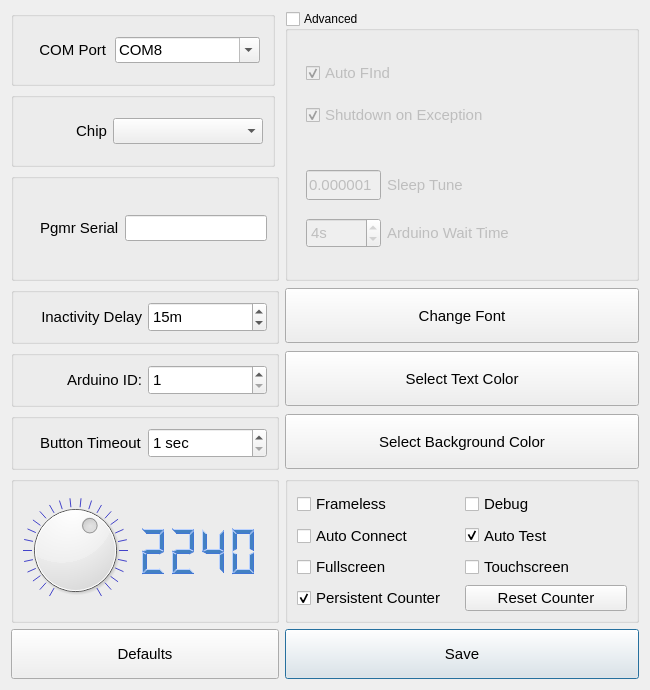
Qt form QtDesigner/Settings.ui (dhahaj/EAX-Python-Interface) before a commit.
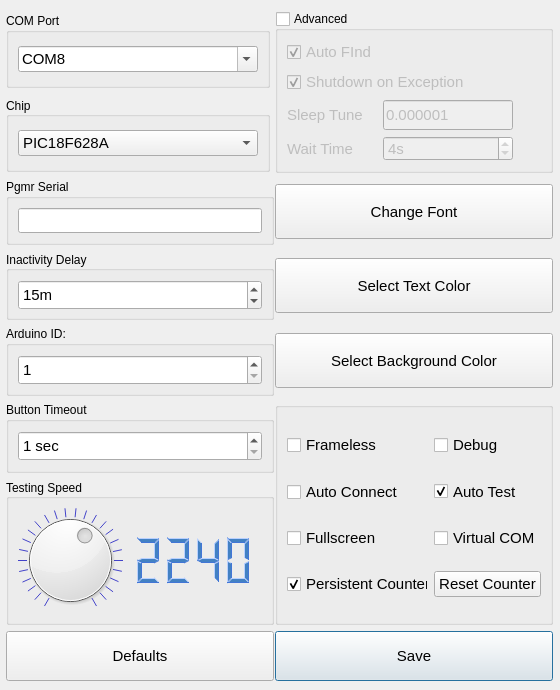
The same form after that commit. Icons and pictures are not drawn.

Commit message: Refactor code structure for improved readability and maintainability

What changed in the file:
```diff
--- a/QtDesigner/Settings.ui
+++ b/QtDesigner/Settings.ui
@@ -6,7 +6,7 @@
    <rect>
     <x>0</x>
     <y>0</y>
-    <width>650</width>
+    <width>560</width>
     <height>690</height>
    </rect>
   </property>
@@ -18,13 +18,13 @@
   </property>
   <property name="minimumSize">
    <size>
-    <width>650</width>
+    <width>560</width>
     <height>690</height>
    </size>
   </property>
   <property name="maximumSize">
    <size>
-    <width>650</width>
+    <width>560</width>
     <height>690</height>
    </size>
   </property>
@@ -73,47 +73,89 @@
     <normaloff>:/resources/icons/images/icons/settings3.png</normaloff>:/resources/icons/images/icons/settings3.png</iconset>
   </property>
   <layout class="QGridLayout" name="gridLayout_2">
-   <item row="7" column="1">
-    <widget class="QPushButton" name="pushButton_save">
+   <property name="leftMargin">
+    <number>5</number>
+   </property>
+   <property name="rightMargin">
+    <number>5</number>
+   </property>
+   <property name="bottomMargin">
+    <number>9</number>
+   </property>
+   <property name="horizontalSpacing">
+    <number>0</number>
+   </property>
+   <item row="3" column="0">
+    <widget class="QGroupBox" name="groupBox_7">
+     <property name="minimumSize">
+      <size>
+       <width>220</width>
+       <height>57</height>
+      </size>
+     </property>
+     <property name="toolTip">
+      <string>In minutes. (Turning on Auto Login disables this)</string>
+     </property>
+     <property name="title">
+      <string>Inactivity Delay</string>
+     </property>
+     <property name="alignment">
+      <set>Qt::AlignmentFlag::AlignLeading|Qt::AlignmentFlag::AlignLeft|Qt::AlignmentFlag::AlignVCenter</set>
+     </property>
+     <layout class="QGridLayout" name="gridLayout_4">
+      <item row="0" column="0">
+       <widget class="QSpinBox" name="spinBox_autologoff_delay">
+        <property name="minimumSize">
+         <size>
+          <width>50</width>
+          <height>30</height>
+         </size>
+        </property>
+        <property name="maximumSize">
+         <size>
+          <width>16777215</width>
+          <height>16777215</height>
+         </size>
+        </property>
+        <property name="font">
+         <font>
+          <pointsize>11</pointsize>
+         </font>
+        </property>
+        <property name="toolTip">
+         <string>In minutes. (Turning on Auto Login disables this)</string>
+        </property>
+        <property name="specialValueText">
+         <string/>
+        </property>
+        <property name="showGroupSeparator" stdset="0">
+         <bool>false</bool>
+        </property>
+        <property name="suffix">
+         <string>m</string>
+        </property>
+        <property name="minimum">
+         <number>1</number>
+        </property>
+        <property name="value">
+         <number>15</number>
+        </property>
+       </widget>
+      </item>
+     </layout>
+    </widget>
+   </item>
+   <item row="4" column="1">
+    <widget class="QPushButton" name="pushButton_background_color">
      <property name="sizePolicy">
-      <sizepolicy hsizetype="Preferred" vsizetype="Fixed">
+      <sizepolicy hsizetype="Fixed" vsizetype="Fixed">
        <horstretch>0</horstretch>
        <verstretch>0</verstretch>
       </sizepolicy>
      </property>
      <property name="minimumSize">
       <size>
-       <width>150</width>
-       <height>50</height>
-      </size>
-     </property>
-     <property name="font">
-      <font>
-       <pointsize>11</pointsize>
-      </font>
-     </property>
-     <property name="toolTip">
-      <string>Save and close this window.</string>
-     </property>
-     <property name="text">
-      <string>Save</string>
-     </property>
-     <property name="shortcut">
-      <string>Ctrl+S</string>
-     </property>
-     <property name="autoDefault">
-      <bool>true</bool>
-     </property>
-     <property name="default">
-      <bool>true</bool>
-     </property>
-    </widget>
-   </item>
-   <item row="3" column="1">
-    <widget class="QPushButton" name="pushButton_change_font">
-     <property name="minimumSize">
-      <size>
-       <width>263</width>
+       <width>278</width>
        <height>55</height>
       </size>
      </property>
@@ -187,14 +229,14 @@
       </font>
      </property>
      <property name="toolTip">
-      <string>Change the font.</string>
+      <string>Change the background color.</string>
      </property>
      <property name="text">
-      <string>Change Font</string>
+      <string>Select Background Color</string>
      </property>
     </widget>
    </item>
-   <item row="6" column="1">
+   <item row="5" column="1" rowspan="2" alignment="Qt::AlignmentFlag::AlignLeft">
     <widget class="QGroupBox" name="groupBox_5">
      <property name="sizePolicy">
       <sizepolicy hsizetype="Preferred" vsizetype="Preferred">
@@ -208,6 +250,12 @@
        <height>74</height>
       </size>
      </property>
+     <property name="maximumSize">
+      <size>
+       <width>278</width>
+       <height>16777215</height>
+      </size>
+     </property>
      <property name="layoutDirection">
       <enum>Qt::LayoutDirection::LeftToRight</enum>
      </property>
@@ -218,7 +266,7 @@
       <string/>
      </property>
      <property name="flat">
-      <bool>false</bool>
+      <bool>true</bool>
      </property>
      <property name="checkable">
       <bool>false</bool>
@@ -267,7 +315,7 @@
        </widget>
       </item>
       <item row="2" column="1">
-       <widget class="QCheckBox" name="checkBox_touchscreen">
+       <widget class="QCheckBox" name="checkBoxVirtualCom">
         <property name="font">
          <font>
           <pointsize>11</pointsize>
@@ -277,7 +325,7 @@
          <string>Touch the screen to start a test.</string>
         </property>
         <property name="text">
-         <string>Touchscreen</string>
+         <string>Virtual COM</string>
         </property>
        </widget>
       </item>
@@ -380,8 +428,8 @@
      </layout>
     </widget>
    </item>
-   <item row="1" column="0">
-    <widget class="QGroupBox" name="groupBox_3">
+   <item row="0" column="0">
+    <widget class="QGroupBox" name="groupBox">
      <property name="sizePolicy">
       <sizepolicy hsizetype="Fixed" vsizetype="Fixed">
        <horstretch>0</horstretch>
@@ -401,41 +449,23 @@
       </size>
      </property>
      <property name="toolTip">
-      <string>Select the correct chip for the batch</string>
+      <string>The USB Serial Port. It should auto populate when opening this window</string>
      </property>
      <property name="title">
-      <string/>
+      <string>COM Port</string>
      </property>
-     <property name="alignment">
-      <set>Qt::AlignmentFlag::AlignLeading|Qt::AlignmentFlag::AlignLeft|Qt::AlignmentFlag::AlignVCenter</set>
-     </property>
-     <layout class="QHBoxLayout" name="horizontalLayout_3">
-      <item alignment="Qt::AlignmentFlag::AlignRight">
-       <widget class="QLabel" name="label_chip">
-        <property name="font">
-         <font>
-          <pointsize>11</pointsize>
-         </font>
-        </property>
-        <property name="toolTip">
-         <string>Select the correct chip for the batch</string>
-        </property>
-        <property name="text">
-         <string>Chip</string>
-        </property>
-        <property name="alignment">
-         <set>Qt::AlignmentFlag::AlignCenter</set>
-        </property>
-        <property name="buddy">
-         <cstring>comboBox_chip</cstring>
-        </property>
-       </widget>
-      </item>
+     <layout class="QHBoxLayout" name="horizontalLayout">
       <item>
-       <widget class="QComboBox" name="comboBox_chip">
+       <widget class="QComboBox" name="comboBox_com_port">
+        <property name="sizePolicy">
+         <sizepolicy hsizetype="Preferred" vsizetype="Fixed">
+          <horstretch>0</horstretch>
+          <verstretch>0</verstretch>
+         </sizepolicy>
+        </property>
         <property name="minimumSize">
          <size>
-          <width>150</width>
+          <width>145</width>
           <height>0</height>
          </size>
         </property>
@@ -445,20 +475,14 @@
          </font>
         </property>
         <property name="toolTip">
-         <string>Select the correct chip for the batch</string>
+         <string>The USB Serial Port. It should auto populate when opening this window</string>
         </property>
         <property name="editable">
-         <bool>false</bool>
-        </property>
-        <property name="currentText">
-         <string extracomment="PIC16F628A"/>
-        </property>
-        <property name="currentIndex">
-         <number>-1</number>
-        </property>
-        <property name="frame">
          <bool>true</bool>
         </property>
+        <property name="currentText">
+         <string>COM8</string>
+        </property>
        </widget>
       </item>
      </layout>
@@ -488,28 +512,10 @@
       <string>The serial # of the programmer (find it using up.exe)</string>
      </property>
      <property name="title">
-      <string/>
+      <string>Pgmr Serial</string>
      </property>
      <layout class="QGridLayout" name="gridLayout_5">
-      <item row="0" column="0" alignment="Qt::AlignmentFlag::AlignRight">
-       <widget class="QLabel" name="label_serial">
-        <property name="font">
-         <font>
-          <pointsize>11</pointsize>
-         </font>
-        </property>
-        <property name="toolTip">
-         <string>The serial # of the programmer (find it using up.exe)</string>
-        </property>
-        <property name="text">
-         <string>Pgmr Serial</string>
-        </property>
-        <property name="buddy">
-         <cstring>lineEdit_serial</cstring>
-        </property>
-       </widget>
-      </item>
-      <item row="0" column="1">
+      <item row="0" column="0">
        <widget class="QLineEdit" name="lineEdit_serial">
         <property name="sizePolicy">
          <sizepolicy hsizetype="Minimum" vsizetype="Fixed">
@@ -569,95 +575,482 @@
      </property>
     </widget>
    </item>
-   <item row="3" column="0">
-    <widget class="QGroupBox" name="groupBox_7">
-     <property name="minimumSize">
-      <size>
-       <width>220</width>
-       <height>57</height>
-      </size>
-     </property>
-     <property name="toolTip">
-      <string>In minutes. (Turning on Auto Login disables this)</string>
-     </property>
+   <item row="5" column="0">
+    <widget class="QGroupBox" name="groupBox_8">
      <property name="title">
-      <string/>
+      <string>Button Timeout</string>
      </property>
-     <property name="alignment">
-      <set>Qt::AlignmentFlag::AlignLeading|Qt::AlignmentFlag::AlignLeft|Qt::AlignmentFlag::AlignVCenter</set>
-     </property>
-     <layout class="QGridLayout" name="gridLayout_4">
-      <item row="0" column="0">
-       <widget class="QLabel" name="label_4">
-        <property name="font">
-         <font>
-          <pointsize>11</pointsize>
-         </font>
-        </property>
-        <property name="toolTip">
-         <string>In minutes. (Turning on Auto Login disables this)</string>
-        </property>
-        <property name="text">
-         <string>Inactivity Delay</string>
-        </property>
-        <property name="alignment">
-         <set>Qt::AlignmentFlag::AlignRight|Qt::AlignmentFlag::AlignTrailing|Qt::AlignmentFlag::AlignVCenter</set>
-        </property>
-        <property name="margin">
-         <number>4</number>
-        </property>
-        <property name="buddy">
-         <cstring>spinBox_autologoff_delay</cstring>
-        </property>
-       </widget>
-      </item>
-      <item row="0" column="1">
-       <widget class="QSpinBox" name="spinBox_autologoff_delay">
+     <layout class="QHBoxLayout" name="horizontalLayout_4">
+      <item>
+       <widget class="QSpinBox" name="buttonTimeoutSpinBox">
         <property name="minimumSize">
          <size>
-          <width>50</width>
+          <width>60</width>
           <height>30</height>
          </size>
         </property>
-        <property name="maximumSize">
-         <size>
-          <width>16777215</width>
-          <height>16777215</height>
-         </size>
-        </property>
         <property name="font">
          <font>
           <pointsize>11</pointsize>
          </font>
         </property>
-        <property name="toolTip">
-         <string>In minutes. (Turning on Auto Login disables this)</string>
+        <property name="suffix">
+         <string> sec</string>
         </property>
-        <property name="specialValueText">
+        <property name="prefix">
          <string/>
         </property>
-        <property name="showGroupSeparator" stdset="0">
+        <property name="minimum">
+         <number>1</number>
+        </property>
+       </widget>
+      </item>
+     </layout>
+    </widget>
+   </item>
+   <item row="4" column="0">
+    <widget class="QGroupBox" name="groupBox_4">
+     <property name="minimumSize">
+      <size>
+       <width>0</width>
+       <height>45</height>
+      </size>
+     </property>
+     <property name="toolTip">
+      <string>Allows multiple fixtures to connect to one computer</string>
+     </property>
+     <property name="title">
+      <string>Arduino ID:</string>
+     </property>
+     <layout class="QHBoxLayout" name="horizontalLayout_2">
+      <item>
+       <widget class="QSpinBox" name="spinBox_arduino_id">
+        <property name="minimumSize">
+         <size>
+          <width>60</width>
+          <height>30</height>
+         </size>
+        </property>
+        <property name="maximumSize">
+         <size>
+          <width>16777215</width>
+          <height>16777215</height>
+         </size>
+        </property>
+        <property name="font">
+         <font>
+          <pointsize>11</pointsize>
+         </font>
+        </property>
+        <property name="focusPolicy">
+         <enum>Qt::FocusPolicy::ClickFocus</enum>
+        </property>
+        <property name="toolTip">
+         <string>Allows multiple fixtures to connect to one computer</string>
+        </property>
+        <property name="minimum">
+         <number>1</number>
+        </property>
+       </widget>
+      </item>
+     </layout>
+    </widget>
+   </item>
+   <item row="2" column="1">
+    <widget class="QPushButton" name="pushButton_change_font">
+     <property name="sizePolicy">
+      <sizepolicy hsizetype="Fixed" vsizetype="Fixed">
+       <horstretch>0</horstretch>
+       <verstretch>0</verstretch>
+      </sizepolicy>
+     </property>
+     <property name="minimumSize">
+      <size>
+       <width>278</width>
+       <height>55</height>
+      </size>
+     </property>
+     <property name="palette">
+      <palette>
+       <active>
+        <colorrole role="ToolTipBase">
+         <brush brushstyle="SolidPattern">
+          <color alpha="255">
+           <red>85</red>
+           <green>85</green>
+           <blue>255</blue>
+          </color>
+         </brush>
+        </colorrole>
+        <colorrole role="ToolTipText">
+         <brush brushstyle="SolidPattern">
+          <color alpha="255">
+           <red>255</red>
+           <green>255</green>
+           <blue>127</blue>
+          </color>
+         </brush>
+        </colorrole>
+       </active>
+       <inactive>
+        <colorrole role="ToolTipBase">
+         <brush brushstyle="SolidPattern">
+          <color alpha="255">
+           <red>85</red>
+           <green>85</green>
+           <blue>255</blue>
+          </color>
+         </brush>
+        </colorrole>
+        <colorrole role="ToolTipText">
+         <brush brushstyle="SolidPattern">
+          <color alpha="255">
+           <red>255</red>
+           <green>255</green>
+           <blue>127</blue>
+          </color>
+         </brush>
+        </colorrole>
+       </inactive>
+       <disabled>
+        <colorrole role="ToolTipBase">
+         <brush brushstyle="SolidPattern">
+          <color alpha="255">
+           <red>85</red>
+           <green>85</green>
+           <blue>255</blue>
+          </color>
+         </brush>
+        </colorrole>
+        <colorrole role="ToolTipText">
+         <brush brushstyle="SolidPattern">
+          <color alpha="255">
+           <red>255</red>
+           <green>255</green>
+           <blue>127</blue>
+          </color>
+         </brush>
+        </colorrole>
+       </disabled>
+      </palette>
+     </property>
+     <property name="font">
+      <font>
+       <pointsize>11</pointsize>
+      </font>
+     </property>
+     <property name="toolTip">
+      <string>Change the font.</string>
+     </property>
+     <property name="text">
+      <string>Change Font</string>
+     </property>
+    </widget>
+   </item>
+   <item row="0" column="1" rowspan="2">
+    <widget class="QGroupBox" name="groupBox_6">
+     <property name="minimumSize">
+      <size>
+       <width>250</width>
+       <height>0</height>
+      </size>
+     </property>
+     <property name="maximumSize">
+      <size>
+       <width>278</width>
+       <height>275</height>
+      </size>
+     </property>
+     <property name="toolTip">
+      <string>Advanced Settings. Should normally not need to adjust these.</string>
+     </property>
+     <property name="title">
+      <string>Advanced</string>
+     </property>
+     <property name="flat">
+      <bool>false</bool>
+     </property>
+     <property name="checkable">
+      <bool>true</bool>
+     </property>
+     <property name="checked">
+      <bool>false</bool>
+     </property>
+     <layout class="QFormLayout" name="formLayout">
+      <item row="0" column="0">
+       <widget class="QCheckBox" name="checkBox_auto_find">
+        <property name="font">
+         <font>
+          <pointsize>11</pointsize>
+         </font>
+        </property>
+        <property name="focusPolicy">
+         <enum>Qt::FocusPolicy::NoFocus</enum>
+        </property>
+        <property name="toolTip">
+         <string>Automatically connect using the Arduino ID instead of the specified COM port.</string>
+        </property>
+        <property name="text">
+         <string>Auto FInd</string>
+        </property>
+        <property name="checked">
+         <bool>true</bool>
+        </property>
+       </widget>
+      </item>
+      <item row="1" column="0" colspan="2">
+       <widget class="QCheckBox" name="checkBox_shutdown_on_exception">
+        <property name="font">
+         <font>
+          <pointsize>11</pointsize>
+         </font>
+        </property>
+        <property name="focusPolicy">
+         <enum>Qt::FocusPolicy::NoFocus</enum>
+        </property>
+        <property name="toolTip">
+         <string>Shutdown the Arduino upon encountering an exception.</string>
+        </property>
+        <property name="text">
+         <string>Shutdown on Exception</string>
+        </property>
+        <property name="checked">
+         <bool>true</bool>
+        </property>
+       </widget>
+      </item>
+      <item row="2" column="0">
+       <widget class="QLabel" name="label_6">
+        <property name="sizePolicy">
+         <sizepolicy hsizetype="Fixed" vsizetype="Preferred">
+          <horstretch>0</horstretch>
+          <verstretch>0</verstretch>
+         </sizepolicy>
+        </property>
+        <property name="font">
+         <font>
+          <pointsize>11</pointsize>
+         </font>
+        </property>
+        <property name="toolTip">
+         <string>Fine adjust the sleep tuning parameter.</string>
+        </property>
+        <property name="text">
+         <string>Sleep Tune</string>
+        </property>
+        <property name="margin">
+         <number>5</number>
+        </property>
+        <property name="buddy">
+         <cstring>spinBox_wait_time</cstring>
+        </property>
+       </widget>
+      </item>
+      <item row="2" column="1">
+       <widget class="QLineEdit" name="lineEdit_serial_sleep_tune">
+        <property name="sizePolicy">
+         <sizepolicy hsizetype="Fixed" vsizetype="Fixed">
+          <horstretch>0</horstretch>
+          <verstretch>0</verstretch>
+         </sizepolicy>
+        </property>
+        <property name="minimumSize">
+         <size>
+          <width>0</width>
+          <height>30</height>
+         </size>
+        </property>
+        <property name="maximumSize">
+         <size>
+          <width>130</width>
+          <height>16777215</height>
+         </size>
+        </property>
+        <property name="font">
+         <font>
+          <pointsize>11</pointsize>
+         </font>
+        </property>
+        <property name="toolTip">
+         <string>Fine adjust the sleep tuning parameter.</string>
+        </property>
+        <property name="text">
+         <string>0.000001</string>
+        </property>
+       </widget>
+      </item>
+      <item row="3" column="0">
+       <widget class="QLabel" name="label_5">
+        <property name="sizePolicy">
+         <sizepolicy hsizetype="Fixed" vsizetype="Preferred">
+          <horstretch>0</horstretch>
+          <verstretch>0</verstretch>
+         </sizepolicy>
+        </property>
+        <property name="font">
+         <font>
+          <pointsize>11</pointsize>
+         </font>
+        </property>
+        <property name="toolTip">
+         <string>This is the delay to allow the Arduino to reset itself upon connection</string>
+        </property>
+        <property name="text">
+         <string>Wait Time</string>
+        </property>
+        <property name="scaledContents">
          <bool>false</bool>
         </property>
+        <property name="margin">
+         <number>5</number>
+        </property>
+        <property name="buddy">
+         <cstring>spinBox_wait_time</cstring>
+        </property>
+       </widget>
+      </item>
+      <item row="3" column="1">
+       <widget class="QSpinBox" name="spinBox_wait_time">
+        <property name="sizePolicy">
+         <sizepolicy hsizetype="Fixed" vsizetype="Minimum">
+          <horstretch>0</horstretch>
+          <verstretch>0</verstretch>
+         </sizepolicy>
+        </property>
+        <property name="minimumSize">
+         <size>
+          <width>34</width>
+          <height>25</height>
+         </size>
+        </property>
+        <property name="maximumSize">
+         <size>
+          <width>130</width>
+          <height>30</height>
+         </size>
+        </property>
+        <property name="font">
+         <font>
+          <pointsize>11</pointsize>
+         </font>
+        </property>
+        <property name="focusPolicy">
+         <enum>Qt::FocusPolicy::ClickFocus</enum>
+        </property>
+        <property name="toolTip">
+         <string>This is the delay to allow the Arduino to reset itself upon connection.</string>
+        </property>
         <property name="suffix">
-         <string>m</string>
+         <string>s</string>
         </property>
         <property name="minimum">
          <number>1</number>
         </property>
-        <property name="value">
+        <property name="maximum">
          <number>15</number>
         </property>
+        <property name="value">
+         <number>4</number>
+        </property>
        </widget>
       </item>
      </layout>
     </widget>
    </item>
-   <item row="5" column="1">
-    <widget class="QPushButton" name="pushButton_background_color">
+   <item row="1" column="0">
+    <widget class="QGroupBox" name="groupBox_3">
+     <property name="sizePolicy">
+      <sizepolicy hsizetype="Fixed" vsizetype="Fixed">
+       <horstretch>0</horstretch>
+       <verstretch>0</verstretch>
+      </sizepolicy>
+     </property>
      <property name="minimumSize">
       <size>
-       <width>263</width>
+       <width>264</width>
+       <height>75</height>
+      </size>
+     </property>
+     <property name="maximumSize">
+      <size>
+       <width>16777215</width>
+       <height>16777215</height>
+      </size>
+     </property>
+     <property name="toolTip">
+      <string>Select the correct chip for the batch</string>
+     </property>
+     <property name="title">
+      <string>Chip</string>
+     </property>
+     <property name="alignment">
+      <set>Qt::AlignmentFlag::AlignLeading|Qt::AlignmentFlag::AlignLeft|Qt::AlignmentFlag::AlignVCenter</set>
+     </property>
+     <layout class="QHBoxLayout" name="horizontalLayout_3">
+      <item>
+       <widget class="QComboBox" name="comboBox_chip">
+        <property name="minimumSize">
+         <size>
+          <width>150</width>
+          <height>0</height>
+         </size>
+        </property>
+        <property name="font">
+         <font>
+          <pointsize>11</pointsize>
+         </font>
+        </property>
+        <property name="toolTip">
+         <string>Select the correct chip for the batch</string>
+        </property>
+        <property name="editable">
+         <bool>false</bool>
+        </property>
+        <property name="currentText">
+         <string extracomment="PIC16F628A">PIC18F628A</string>
+        </property>
+        <property name="currentIndex">
+         <number>0</number>
+        </property>
+        <property name="frame">
+         <bool>true</bool>
+        </property>
+        <item>
+         <property name="text">
+          <string>PIC18F628A</string>
+         </property>
+        </item>
+        <item>
+         <property name="text">
+          <string>PIC18F628</string>
+         </property>
+        </item>
+        <item>
+         <property name="text">
+          <string>PIC16F627A</string>
+         </property>
+        </item>
+        <item>
+         <property name="text">
+          <string>PIC16F627</string>
+         </property>
+        </item>
+       </widget>
+      </item>
+     </layout>
+    </widget>
+   </item>
+   <item row="3" column="1">
+    <widget class="QPushButton" name="pushButton_foreground_color">
+     <property name="sizePolicy">
+      <sizepolicy hsizetype="Fixed" vsizetype="Fixed">
+       <horstretch>0</horstretch>
+       <verstretch>0</verstretch>
+      </sizepolicy>
+     </property>
+     <property name="minimumSize">
+      <size>
+       <width>278</width>
        <height>55</height>
       </size>
      </property>
@@ -731,10 +1124,10 @@
       </font>
      </property>
      <property name="toolTip">
-      <string>Change the background color.</string>
+      <string>Change the text color.</string>
      </property>
      <property name="text">
-      <string>Select Background Color</string>
+      <string>Select Text Color</string>
      </property>
     </widget>
    </item>
@@ -744,13 +1137,13 @@
       <string>Shows the current testing speed in ms.</string>
      </property>
      <property name="title">
-      <string/>
+      <string>Testing Speed</string>
      </property>
      <property name="alignment">
-      <set>Qt::AlignmentFlag::AlignRight|Qt::AlignmentFlag::AlignTrailing|Qt::AlignmentFlag::AlignVCenter</set>
+      <set>Qt::AlignmentFlag::AlignLeading|Qt::AlignmentFlag::AlignLeft|Qt::AlignmentFlag::AlignVCenter</set>
      </property>
      <property name="flat">
-      <bool>false</bool>
+      <bool>true</bool>
      </property>
      <property name="checkable">
       <bool>false</bool>
@@ -1368,529 +1761,40 @@
      </layout>
     </widget>
    </item>
-   <item row="4" column="0">
-    <widget class="QGroupBox" name="groupBox_4">
-     <property name="minimumSize">
-      <size>
-       <width>0</width>
-       <height>45</height>
-      </size>
+   <item row="7" column="1">
+    <widget class="QPushButton" name="pushButton_save">
+     <property name="sizePolicy">
+      <sizepolicy hsizetype="Preferred" vsizetype="Fixed">
+       <horstretch>0</horstretch>
+       <verstretch>0</verstretch>
+      </sizepolicy>
      </property>
-     <property name="toolTip">
-      <string>Allows multiple fixtures to connect to one computer</string>
-     </property>
-     <property name="title">
-      <string/>
-     </property>
-     <layout class="QHBoxLayout" name="horizontalLayout_2">
-      <item>
-       <widget class="QLabel" name="label_2">
-        <property name="font">
-         <font>
-          <pointsize>11</pointsize>
-         </font>
-        </property>
-        <property name="toolTip">
-         <string>Allows multiple fixtures to connect to one computer</string>
-        </property>
-        <property name="text">
-         <string>Arduino ID:</string>
-        </property>
-        <property name="alignment">
-         <set>Qt::AlignmentFlag::AlignRight|Qt::AlignmentFlag::AlignTrailing|Qt::AlignmentFlag::AlignVCenter</set>
-        </property>
-        <property name="margin">
-         <number>5</number>
-        </property>
-        <property name="buddy">
-         <cstring>spinBox_arduino_id</cstring>
-        </property>
-       </widget>
-      </item>
-      <item>
-       <widget class="QSpinBox" name="spinBox_arduino_id">
-        <property name="minimumSize">
-         <size>
-          <width>60</width>
-          <height>30</height>
-         </size>
-        </property>
-        <property name="maximumSize">
-         <size>
-          <width>16777215</width>
-          <height>16777215</height>
-         </size>
-        </property>
-        <property name="font">
-         <font>
-          <pointsize>11</pointsize>
-         </font>
-        </property>
-        <property name="focusPolicy">
-         <enum>Qt::FocusPolicy::ClickFocus</enum>
-        </property>
-        <property name="toolTip">
-         <string>Allows multiple fixtures to connect to one computer</string>
-        </property>
-        <property name="minimum">
-         <number>1</number>
-        </property>
-       </widget>
-      </item>
-     </layout>
-    </widget>
-   </item>
-   <item row="4" column="1">
-    <widget class="QPushButton" name="pushButton_foreground_color">
      <property name="minimumSize">
       <size>
-       <width>263</width>
-       <height>55</height>
+       <width>150</width>
+       <height>50</height>
       </size>
      </property>
-     <property name="palette">
-      <palette>
-       <active>
-        <colorrole role="ToolTipBase">
-         <brush brushstyle="SolidPattern">
-          <color alpha="255">
-           <red>85</red>
-           <green>85</green>
-           <blue>255</blue>
-          </color>
-         </brush>
-        </colorrole>
-        <colorrole role="ToolTipText">
-         <brush brushstyle="SolidPattern">
-          <color alpha="255">
-           <red>255</red>
-           <green>255</green>
-           <blue>127</blue>
-          </color>
-         </brush>
-        </colorrole>
-       </active>
-       <inactive>
-        <colorrole role="ToolTipBase">
-         <brush brushstyle="SolidPattern">
-          <color alpha="255">
-           <red>85</red>
-           <green>85</green>
-           <blue>255</blue>
-          </color>
-         </brush>
-        </colorrole>
-        <colorrole role="ToolTipText">
-         <brush brushstyle="SolidPattern">
-          <color alpha="255">
-           <red>255</red>
-           <green>255</green>
-           <blue>127</blue>
-          </color>
-         </brush>
-        </colorrole>
-       </inactive>
-       <disabled>
-        <colorrole role="ToolTipBase">
-         <brush brushstyle="SolidPattern">
-          <color alpha="255">
-           <red>85</red>
-           <green>85</green>
-           <blue>255</blue>
-          </color>
-         </brush>
-        </colorrole>
-        <colorrole role="ToolTipText">
-         <brush brushstyle="SolidPattern">
-          <color alpha="255">
-           <red>255</red>
-           <green>255</green>
-           <blue>127</blue>
-          </color>
-         </brush>
-        </colorrole>
-       </disabled>
-      </palette>
-     </property>
      <property name="font">
       <font>
        <pointsize>11</pointsize>
       </font>
      </property>
      <property name="toolTip">
-      <string>Change the text color.</string>
+      <string>Save and close this window.</string>
      </property>
      <property name="text">
-      <string>Select Text Color</string>
+      <string>Save</string>
      </property>
-    </widget>
-   </item>
-   <item row="0" column="0">
-    <widget class="QGroupBox" name="groupBox">
-     <property name="sizePolicy">
-      <sizepolicy hsizetype="Fixed" vsizetype="Fixed">
-       <horstretch>0</horstretch>
-       <verstretch>0</verstretch>
-      </sizepolicy>
+     <property name="shortcut">
+      <string>Ctrl+S</string>
      </property>
-     <property name="minimumSize">
-      <size>
-       <width>264</width>
-       <height>75</height>
-      </size>
+     <property name="autoDefault">
+      <bool>true</bool>
      </property>
-     <property name="maximumSize">
-      <size>
-       <width>16777215</width>
-       <height>16777215</height>
-      </size>
-     </property>
-     <property name="toolTip">
-      <string>The USB Serial Port. It should auto populate when opening this window</string>
-     </property>
-     <property name="title">
-      <string/>
-     </property>
-     <layout class="QHBoxLayout" name="horizontalLayout">
-      <item>
-       <widget class="QLabel" name="label_port">
-        <property name="maximumSize">
-         <size>
-          <width>80</width>
-          <height>16777215</height>
-         </size>
-        </property>
-        <property name="font">
-         <font>
-          <pointsize>11</pointsize>
-         </font>
-        </property>
-        <property name="toolTip">
-         <string>The USB Serial Port. It should auto populate when opening this window</string>
-        </property>
-        <property name="text">
-         <string>COM Port</string>
-        </property>
-        <property name="alignment">
-         <set>Qt::AlignmentFlag::AlignRight|Qt::AlignmentFlag::AlignTrailing|Qt::AlignmentFlag::AlignVCenter</set>
-        </property>
-        <property name="buddy">
-         <cstring>comboBox_com_port</cstring>
-        </property>
-       </widget>
-      </item>
-      <item>
-       <widget class="QComboBox" name="comboBox_com_port">
-        <property name="sizePolicy">
-         <sizepolicy hsizetype="Fixed" vsizetype="Fixed">
-          <horstretch>0</horstretch>
-          <verstretch>0</verstretch>
-         </sizepolicy>
-        </property>
-        <property name="minimumSize">
-         <size>
-          <width>145</width>
-          <height>0</height>
-         </size>
-        </property>
-        <property name="font">
-         <font>
-          <pointsize>11</pointsize>
-         </font>
-        </property>
-        <property name="toolTip">
-         <string>The USB Serial Port. It should auto populate when opening this window</string>
-        </property>
-        <property name="editable">
-         <bool>true</bool>
-        </property>
-        <property name="currentText">
-         <string>COM8</string>
-        </property>
-       </widget>
-      </item>
-     </layout>
-    </widget>
-   </item>
-   <item row="0" column="1" rowspan="3">
-    <widget class="QGroupBox" name="groupBox_6">
-     <property name="maximumSize">
-      <size>
-       <width>16777215</width>
-       <height>275</height>
-      </size>
-     </property>
-     <property name="toolTip">
-      <string>Advanced Settings. Should normally not need to adjust these.</string>
-     </property>
-     <property name="title">
-      <string>Advanced</string>
-     </property>
-     <property name="flat">
-      <bool>false</bool>
-     </property>
-     <property name="checkable">
+     <property name="default">
       <bool>true</bool>
      </property>
-     <property name="checked">
-      <bool>false</bool>
-     </property>
-     <layout class="QGridLayout" name="gridLayout_3">
-      <property name="leftMargin">
-       <number>18</number>
-      </property>
-      <property name="topMargin">
-       <number>18</number>
-      </property>
-      <property name="rightMargin">
-       <number>18</number>
-      </property>
-      <property name="bottomMargin">
-       <number>18</number>
-      </property>
-      <property name="verticalSpacing">
-       <number>6</number>
-      </property>
-      <item row="0" column="0" colspan="2">
-       <widget class="QCheckBox" name="checkBox_auto_find">
-        <property name="font">
-         <font>
-          <pointsize>11</pointsize>
-         </font>
-        </property>
-        <property name="focusPolicy">
-         <enum>Qt::FocusPolicy::NoFocus</enum>
-        </property>
-        <property name="toolTip">
-         <string>Automatically connect using the Arduino ID instead of the specified COM port.</string>
-        </property>
-        <property name="text">
-         <string>Auto FInd</string>
-        </property>
-        <property name="checked">
-         <bool>true</bool>
-        </property>
-       </widget>
-      </item>
-      <item row="2" column="0">
-       <spacer name="verticalSpacer_2">
-        <property name="orientation">
-         <enum>Qt::Orientation::Vertical</enum>
-        </property>
-        <property name="sizeType">
-         <enum>QSizePolicy::Policy::Fixed</enum>
-        </property>
-        <property name="sizeHint" stdset="0">
-         <size>
-          <width>20</width>
-          <height>25</height>
-         </size>
-        </property>
-       </spacer>
-      </item>
-      <item row="3" column="0">
-       <widget class="QLineEdit" name="lineEdit_serial_sleep_tune">
-        <property name="sizePolicy">
-         <sizepolicy hsizetype="Minimum" vsizetype="Fixed">
-          <horstretch>0</horstretch>
-          <verstretch>0</verstretch>
-         </sizepolicy>
-        </property>
-        <property name="minimumSize">
-         <size>
-          <width>0</width>
-          <height>30</height>
-         </size>
-        </property>
-        <property name="maximumSize">
-         <size>
-          <width>75</width>
-          <height>16777215</height>
-         </size>
-        </property>
-        <property name="font">
-         <font>
-          <pointsize>11</pointsize>
-         </font>
-        </property>
-        <property name="toolTip">
-         <string>Fine adjust the sleep tuning parameter.</string>
-        </property>
-        <property name="text">
-         <string>0.000001</string>
-        </property>
-       </widget>
-      </item>
-      <item row="1" column="0" colspan="3">
-       <widget class="QCheckBox" name="checkBox_shutdown_on_exception">
-        <property name="font">
-         <font>
-          <pointsize>11</pointsize>
-         </font>
-        </property>
-        <property name="focusPolicy">
-         <enum>Qt::FocusPolicy::NoFocus</enum>
-        </property>
-        <property name="toolTip">
-         <string>Shutdown the Arduino upon encountering an exception.</string>
-        </property>
-        <property name="text">
-         <string>Shutdown on Exception</string>
-        </property>
-        <property name="checked">
-         <bool>true</bool>
-        </property>
-       </widget>
-      </item>
-      <item row="4" column="0">
-       <widget class="QSpinBox" name="spinBox_wait_time">
-        <property name="sizePolicy">
-         <sizepolicy hsizetype="Minimum" vsizetype="Minimum">
-          <horstretch>0</horstretch>
-          <verstretch>0</verstretch>
-         </sizepolicy>
-        </property>
-        <property name="minimumSize">
-         <size>
-          <width>34</width>
-          <height>25</height>
-         </size>
-        </property>
-        <property name="maximumSize">
-         <size>
-          <width>75</width>
-          <height>30</height>
-         </size>
-        </property>
-        <property name="font">
-         <font>
-          <pointsize>11</pointsize>
-         </font>
-        </property>
-        <property name="focusPolicy">
-         <enum>Qt::FocusPolicy::ClickFocus</enum>
-        </property>
-        <property name="toolTip">
-         <string>This is the delay to allow the Arduino to reset itself upon connection.</string>
-        </property>
-        <property name="suffix">
-         <string>s</string>
-        </property>
-        <property name="minimum">
-         <number>1</number>
-        </property>
-        <property name="maximum">
-         <number>15</number>
-        </property>
-        <property name="value">
-         <number>4</number>
-        </property>
-       </widget>
-      </item>
-      <item row="3" column="1" colspan="2">
-       <widget class="QLabel" name="label_6">
-        <property name="font">
-         <font>
-          <pointsize>11</pointsize>
-         </font>
-        </property>
-        <property name="toolTip">
-         <string>Fine adjust the sleep tuning parameter.</string>
-        </property>
-        <property name="text">
-         <string>Sleep Tune</string>
-        </property>
-        <property name="margin">
-         <number>5</number>
-        </property>
-        <property name="buddy">
-         <cstring>spinBox_wait_time</cstring>
-        </property>
-       </widget>
-      </item>
-      <item row="4" column="1" colspan="2">
-       <widget class="QLabel" name="label_5">
-        <property name="font">
-         <font>
-          <pointsize>11</pointsize>
-         </font>
-        </property>
-        <property name="toolTip">
-         <string>This is the delay to allow the Arduino to reset itself upon connection</string>
-        </property>
-        <property name="text">
-         <string>Arduino Wait Time</string>
-        </property>
-        <property name="margin">
-         <number>5</number>
-        </property>
-        <property name="buddy">
-         <cstring>spinBox_wait_time</cstring>
-        </property>
-       </widget>
-      </item>
-      <item row="2" column="2">
-       <spacer name="verticalSpacer">
-        <property name="orientation">
-         <enum>Qt::Orientation::Vertical</enum>
-        </property>
-        <property name="sizeType">
-         <enum>QSizePolicy::Policy::Fixed</enum>
-        </property>
-        <property name="sizeHint" stdset="0">
-         <size>
-          <width>20</width>
-          <height>25</height>
-         </size>
-        </property>
-       </spacer>
-      </item>
-     </layout>
-    </widget>
-   </item>
-   <item row="5" column="0">
-    <widget class="QGroupBox" name="groupBox_8">
-     <property name="title">
-      <string/>
-     </property>
-     <layout class="QHBoxLayout" name="horizontalLayout_4">
-      <item alignment="Qt::AlignmentFlag::AlignRight">
-       <widget class="QLabel" name="label">
-        <property name="font">
-         <font>
-          <pointsize>11</pointsize>
-         </font>
-        </property>
-        <property name="text">
-         <string>Button Timeout</string>
-        </property>
-       </widget>
-      </item>
-      <item>
-       <widget class="QSpinBox" name="buttonTimeoutSpinBox">
-        <property name="minimumSize">
-         <size>
-          <width>60</width>
-          <height>30</height>
-         </size>
-        </property>
-        <property name="font">
-         <font>
-          <pointsize>11</pointsize>
-         </font>
-        </property>
-        <property name="suffix">
-         <string> sec</string>
-        </property>
-        <property name="prefix">
-         <string/>
-        </property>
-        <property name="minimum">
-         <number>1</number>
-        </property>
-       </widget>
-      </item>
-     </layout>
     </widget>
    </item>
   </layout>
```
Left out of the diff: 22 changed lines with no effect on the pictures. The commit also changes 1 other file.
